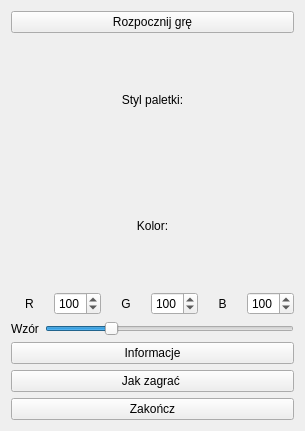
Qt form gamemainwindow.ui (JMazur121/ArkanoidClone) before a commit.
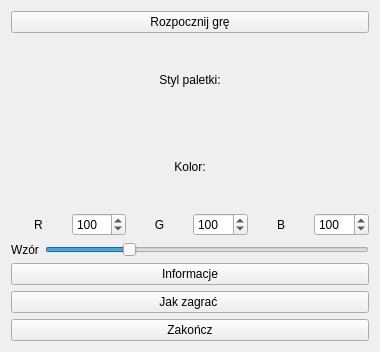
The same form after that commit.

The edit to the form file:
```diff
--- a/gamemainwindow.ui
+++ b/gamemainwindow.ui
@@ -6,8 +6,8 @@
    <rect>
     <x>0</x>
     <y>0</y>
-    <width>305</width>
-    <height>431</height>
+    <width>380</width>
+    <height>352</height>
    </rect>
   </property>
   <property name="windowTitle">
```
